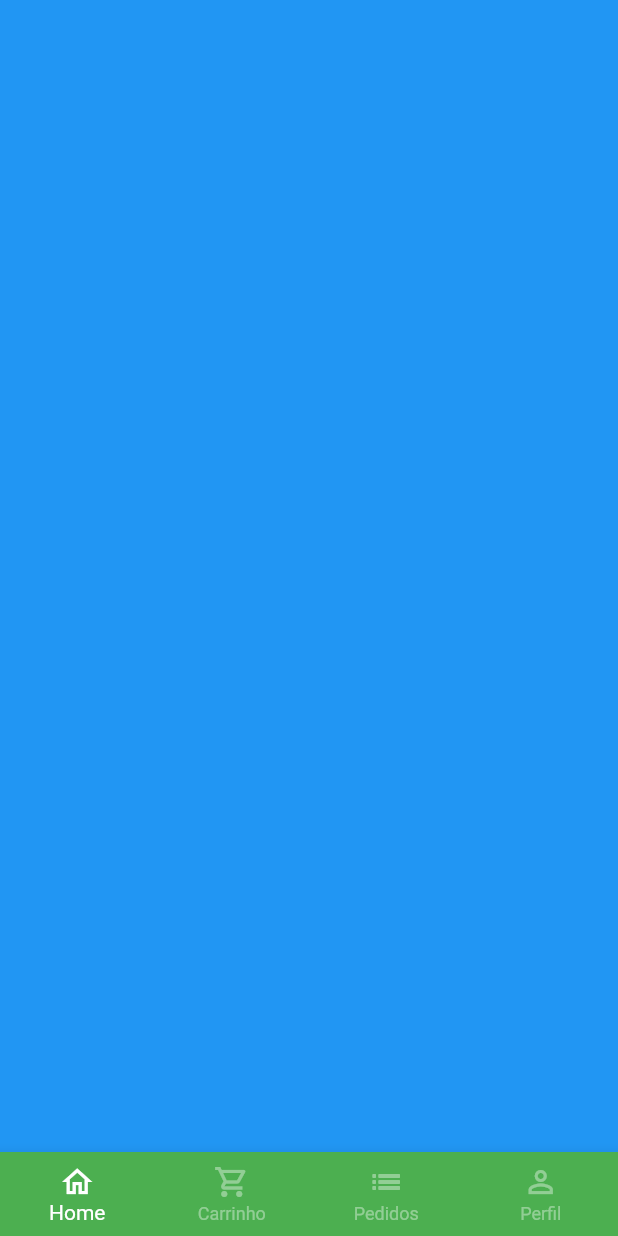
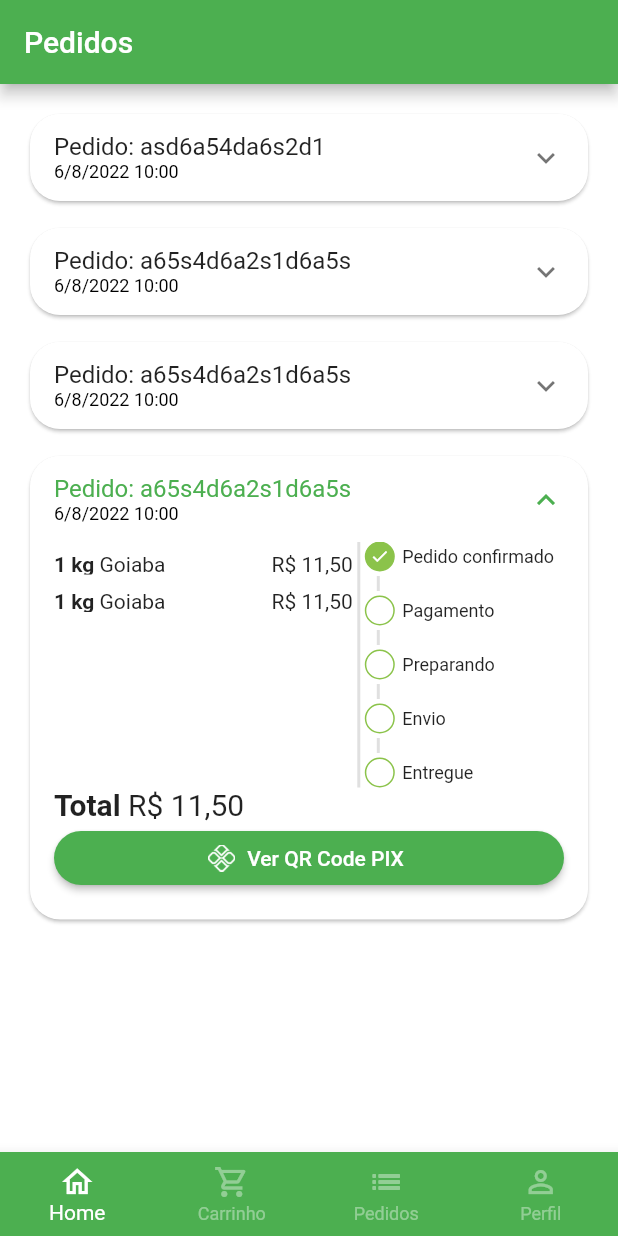
Before and after one commit to WevertonCouto/GreenGrocer-App, a Flutter app: the BaseScreen screen opened directly, swiped to page 3, on a phone screen of 412 x 824 dp. Run offline on Flutter 3.47's test engine with Material 2 defaults, Android fonts, the phone set to English and light mode, and no system bars; our stand-ins replace animated_text_kit, badges, mask_text_input_formatter, qr_flutter.

Commit message:
add orders screen

```diff
--- a/lib/src/config/app_data.dart
+++ b/lib/src/config/app_data.dart
@@ -1,4 +1,5 @@
 import 'package:green_grocer/src/models/cart_item_model.dart';
+import 'package:green_grocer/src/models/order_model.dart';
 import 'package:green_grocer/src/models/user_model.dart';
 
 import '../models/item_model.dart';
@@ -81,3 +82,98 @@ UserModel userModel = UserModel(
     phone: '99 9 9999-9999',
     cpf: '999.999.999-38',
     password: 'teste');
+
+List<OrderModel> orders = [
+  OrderModel(
+    copyAndPaste: 'q1w2e3r4t5y6',
+    createdDateTime: DateTime.parse(
+      '2022-06-08 10:00:10.458',
+    ),
+    overdueDateTime: DateTime.parse(
+      '2022-06-08 11:00:10.458',
+    ),
+    id: 'asd6a54da6s2d1',
+    status: 'refunded',
+    total: 11.0,
+    items: [
+      CartItemModel(
+        item: apple,
+        quantity: 2,
+      ),
+      CartItemModel(
+        item: mango,
+        quantity: 2,
+      ),
+      CartItemModel(
+        item: guava,
+        quantity: 1,
+      ),
+    ],
+  ),
+  OrderModel(
+    copyAndPaste: 'q1w2e3r4t5y6',
+    createdDateTime: DateTime.parse(
+      '2022-06-08 10:00:10.458',
+    ),
+    overdueDateTime: DateTime.parse(
+      '2022-06-08 11:00:10.458',
+    ),
+    id: 'a65s4d6a2s1d6a5s',
+    status: 'delivered',
+    total: 11.5,
+    items: [
+      CartItemModel(
+        item: guava,
+        quantity: 1,
+      ),
+      CartItemModel(
+        item: guava,
+        quantity: 1,
+      ),
+    ],
+  ),
+  OrderModel(
+    copyAndPaste: 'q1w2e3r4t5y6',
+    createdDateTime: DateTime.parse(
+      '2022-06-08 10:00:10.458',
+    ),
+    overdueDateTime: DateTime.parse(
+      '2023-06-08 11:00:10.458',
+    ),
+    id: 'a65s4d6a2s1d6a5s',
+    status: 'delivered',
+    total: 11.5,
+    items: [
+      CartItemModel(
+        item: guava,
+        quantity: 1,
+      ),
+      CartItemModel(
+        item: guava,
+        quantity: 1,
+      ),
+    ],
+  ),
+  OrderModel(
+    copyAndPaste: 'q1w2e3r4t5y6',
+    createdDateTime: DateTime.parse(
+      '2022-06-08 10:00:10.458',
+    ),
+    overdueDateTime: DateTime.parse(
+      '2023-06-08 11:00:10.458',
+    ),
+    id: 'a65s4d6a2s1d6a5s',
+    status: 'pending_payment',
+    total: 11.5,
+    items: [
+      CartItemModel(
+        item: guava,
+        quantity: 1,
+      ),
+      CartItemModel(
+        item: guava,
+        quantity: 1,
+      ),
+    ],
+  )
+];
--- /dev/null
+++ b/lib/src/models/order_model.dart
@@ -0,0 +1,21 @@
+import 'package:green_grocer/src/models/cart_item_model.dart';
+
+class OrderModel {
+  String id;
+  DateTime createdDateTime;
+  DateTime overdueDateTime;
+  List<CartItemModel> items;
+  String status;
+  String copyAndPaste;
+  double total;
+
+  OrderModel({
+    required this.id,
+    required this.createdDateTime,
+    required this.overdueDateTime,
+    required this.items,
+    required this.status,
+    required this.copyAndPaste,
+    required this.total,
+  });
+}
--- a/lib/src/pages/base/base_screen.dart
+++ b/lib/src/pages/base/base_screen.dart
@@ -1,6 +1,7 @@
 import 'package:flutter/material.dart';
 import 'package:green_grocer/src/pages/cart/cart_tab.dart';
 import 'package:green_grocer/src/pages/home/home_tab.dart';
+import 'package:green_grocer/src/pages/orders/orders_tab.dart';
 import 'package:green_grocer/src/pages/profile/profile_tab.dart';
 
 class BaseScreen extends StatefulWidget {
@@ -20,13 +21,11 @@ class _BaseScreenState extends State<BaseScreen> {
       body: PageView(
         physics: const NeverScrollableScrollPhysics(),
         controller: pageController,
-        children: [
-          const HomeTab(),
-          const CartTab(),
-          Container(
-            color: Colors.blue,
-          ),
-          const ProfileTab(),
+        children: const [
+          HomeTab(),
+          CartTab(),
+          OrdersTab(),
+          ProfileTab(),
         ],
       ),
       bottomNavigationBar: BottomNavigationBar(
--- a/lib/src/pages/cart/cart_tab.dart
+++ b/lib/src/pages/cart/cart_tab.dart
@@ -5,6 +5,8 @@ import 'package:green_grocer/src/config/custom_colors.dart';
 import 'package:green_grocer/src/models/cart_item_model.dart';
 import 'package:green_grocer/src/pages/cart/components/cart_tile.dart';
 import 'package:green_grocer/src/services/utils_services.dart';
+
+import '../common_widgets/payment_dialog.dart';
 
 class CartTab extends StatefulWidget {
   const CartTab({super.key});
@@ -85,8 +87,11 @@ class _CartTabState extends State<CartTab> {
                             borderRadius: BorderRadius.circular(18))),
                     onPressed: () async {
                       bool? result = await showOrderConfirmation();
-                      if (kDebugMode) {
-                        print(result);
+                      if (result == true) {
+                        showDialog(
+                          context: context,
+                          builder: (_) => PaymentDialog(order: orders[0]),
+                        );
                       }
                     },
                     child: const Text(
--- /dev/null
+++ b/lib/src/pages/common_widgets/payment_dialog.dart
@@ -0,0 +1,89 @@
+import 'package:flutter/material.dart';
+import 'package:green_grocer/src/models/order_model.dart';
+import 'package:green_grocer/src/services/utils_services.dart';
+import 'package:qr_flutter/qr_flutter.dart';
+
+class PaymentDialog extends StatelessWidget {
+  final OrderModel order;
+
+  const PaymentDialog({super.key, required this.order});
+
+  @override
+  Widget build(BuildContext context) {
+    return Dialog(
+        shape: RoundedRectangleBorder(
+          borderRadius: BorderRadius.circular(20),
+        ),
+        child: Stack(
+          alignment: Alignment.center,
+          children: [
+            // content
+            Padding(
+              padding: const EdgeInsets.all(8),
+              child: Column(
+                mainAxisSize: MainAxisSize.min,
+                children: [
+                  // title
+                  const Padding(
+                    padding: EdgeInsets.symmetric(vertical: 10),
+                    child: Text(
+                      'Pagamento com PIX',
+                      style: TextStyle(
+                        fontWeight: FontWeight.bold,
+                        fontSize: 18,
+                      ),
+                    ),
+                  ),
+                  // qr code
+                  QrImage(
+                    data: '123123',
+                    version: QrVersions.auto,
+                    size: 200,
+                  ),
+                  // due date
+                  Text(
+                    'Vencimento: ${UtilsServices.formatDateTime(order.overdueDateTime)}',
+                    style: const TextStyle(fontSize: 12),
+                  ),
+                  // total
+                  Text(
+                    'Total: ${UtilsServices.priceToCurrency(order.total)}',
+                    style: const TextStyle(
+                      fontSize: 17,
+                      fontWeight: FontWeight.bold,
+                    ),
+                  ),
+                  // copy and paste btn
+                  OutlinedButton.icon(
+                    style: OutlinedButton.styleFrom(
+                        shape: RoundedRectangleBorder(
+                            borderRadius: BorderRadius.circular(20)),
+                        side: const BorderSide(width: 2, color: Colors.green)),
+                    onPressed: () {},
+                    icon: const Icon(
+                      Icons.copy,
+                      size: 15,
+                    ),
+                    label: const Text(
+                      'Copiar código PIX',
+                      style: TextStyle(fontSize: 13),
+                    ),
+                  )
+                ],
+              ),
+            ),
+            // top close btn
+            Positioned(
+              top: 0,
+              right: 0,
+              child: IconButton(
+                onPressed: () {
+                  Navigator.of(context).pop();
+                },
+                icon: const Icon(Icons.close),
+              ),
+            )
+          ],
+        ));
+  }
+}
--- /dev/null
+++ b/lib/src/pages/orders/components/order_status_widget.dart
@@ -0,0 +1,121 @@
+import 'package:flutter/material.dart';
+import 'package:green_grocer/src/config/custom_colors.dart';
+
+class OrderStatusWidget extends StatelessWidget {
+  final String status;
+  final bool isOverdue;
+
+  final Map<String, int> allStatus = <String, int>{
+    'pending_payment': 0,
+    'refunded': 1,
+    'paid': 2,
+    'preparing_purchase': 3,
+    'shipping': 4,
+    'delivered': 5,
+  };
+
+  int get currentStatus => allStatus[status]!;
+
+  OrderStatusWidget({
+    super.key,
+    required this.status,
+    required this.isOverdue,
+  });
+
+  @override
+  Widget build(BuildContext context) {
+    return Column(
+      crossAxisAlignment: CrossAxisAlignment.start,
+      children: [
+        const _StatusDot(
+          isActive: true,
+          title: 'Pedido confirmado',
+        ),
+        const _CustomDivider(),
+        if (currentStatus == 1) ...[
+          const _StatusDot(
+            isActive: true,
+            title: 'Pix estornado',
+            backgroundColor: Colors.orange,
+          ),
+        ] else if (isOverdue) ...[
+          const _StatusDot(
+            isActive: true,
+            title: 'Pagamento pix vencido',
+            backgroundColor: Colors.red,
+          ),
+        ] else ...[
+          _StatusDot(isActive: currentStatus >= 2, title: 'Pagamento'),
+          const _CustomDivider(),
+          _StatusDot(isActive: currentStatus >= 3, title: 'Preparando'),
+          const _CustomDivider(),
+          _StatusDot(isActive: currentStatus >= 4, title: 'Envio'),
+          const _CustomDivider(),
+          _StatusDot(isActive: currentStatus == 5, title: 'Entregue'),
+        ]
+      ],
+    );
+  }
+}
+
+class _CustomDivider extends StatelessWidget {
+  const _CustomDivider();
+
+  @override
+  Widget build(BuildContext context) {
+    return Container(
+      margin: const EdgeInsets.symmetric(horizontal: 8, vertical: 3),
+      height: 10,
+      width: 2,
+      color: Colors.grey.shade300,
+    );
+  }
+}
+
+class _StatusDot extends StatelessWidget {
+  final bool isActive;
+  final String title;
+  final Color? backgroundColor;
+
+  const _StatusDot(
+      {required this.isActive, required this.title, this.backgroundColor});
+
+  @override
+  Widget build(BuildContext context) {
+    return Row(
+      children: [
+        // dot
+        Container(
+          alignment: Alignment.center,
+          height: 20,
+          width: 20,
+          decoration: BoxDecoration(
+            shape: BoxShape.circle,
+            border: Border.all(
+              color: CustomColors.customSwatchColor,
+            ),
+            color: isActive
+                ? backgroundColor ?? CustomColors.customSwatchColor
+                : Colors.transparent,
+          ),
+          child: isActive
+              ? const Icon(
+                  Icons.check,
+                  color: Colors.white,
+                  size: 13,
+                )
+              : const SizedBox.shrink(),
+        ),
+        const SizedBox(
+          width: 5,
+        ),
+        // title
+        Expanded(
+            child: Text(
+          title,
+          style: const TextStyle(fontSize: 12),
+        ))
+      ],
+    );
+  }
+}
--- /dev/null
+++ b/lib/src/pages/orders/components/order_tile.dart
@@ -0,0 +1,144 @@
+import 'package:flutter/material.dart';
+import 'package:green_grocer/src/models/cart_item_model.dart';
+import 'package:green_grocer/src/models/order_model.dart';
+import 'package:green_grocer/src/pages/common_widgets/payment_dialog.dart';
+import 'package:green_grocer/src/services/utils_services.dart';
+
+import 'order_status_widget.dart';
+
+class OrderTile extends StatelessWidget {
+  final OrderModel order;
+
+  const OrderTile({
+    super.key,
+    required this.order,
+  });
+
+  @override
+  Widget build(BuildContext context) {
+    return Card(
+      shape: RoundedRectangleBorder(
+        borderRadius: BorderRadius.circular(20),
+      ),
+      child: Theme(
+        data: Theme.of(context).copyWith(dividerColor: Colors.transparent),
+        child: ExpansionTile(
+          initiallyExpanded: order.status == 'pending_payment',
+          title: Column(
+            mainAxisSize: MainAxisSize.min,
+            crossAxisAlignment: CrossAxisAlignment.start,
+            children: [
+              Text('Pedido: ${order.id}'),
+              Text(
+                UtilsServices.formatDateTime(order.createdDateTime),
+                style: const TextStyle(fontSize: 12, color: Colors.black),
+              ),
+            ],
+          ),
+          childrenPadding: const EdgeInsets.fromLTRB(16, 0, 16, 16),
+          expandedCrossAxisAlignment: CrossAxisAlignment.stretch,
+          children: [
+            IntrinsicHeight(
+              child: Row(
+                children: [
+                  // product list
+                  Expanded(
+                      flex: 3,
+                      child: SizedBox(
+                        height: 150,
+                        child: ListView(
+                          children: order.items.map<Widget>((orderItem) {
+                            return SizedBox(
+                              height: 25,
+                              child: _OrderItemWidget(
+                                orderItem: orderItem,
+                              ),
+                            );
+                          }).toList(),
+                        ),
+                      )),
+                  //divider
+                  VerticalDivider(
+                    color: Colors.grey.shade300,
+                    thickness: 2,
+                    width: 8,
+                  ),
+                  // order status
+                  Expanded(
+                      flex: 2,
+                      child: OrderStatusWidget(
+                        status: order.status,
+                        isOverdue:
+                            order.overdueDateTime.isBefore(DateTime.now()),
+                      )),
+                ],
+              ),
+            ),
+            // total
+            Text.rich(
+              TextSpan(
+                style: const TextStyle(fontSize: 20),
+                children: [
+                  const TextSpan(
+                    text: 'Total ',
+                    style: TextStyle(
+                      fontWeight: FontWeight.bold,
+                    ),
+                  ),
+                  TextSpan(
+                    text: UtilsServices.priceToCurrency(order.total),
+                  ),
+                ],
+              ),
+            ),
+            // payment btn
+            Visibility(
+              visible: order.status == 'pending_payment',
+              child: ElevatedButton.icon(
+                style: ElevatedButton.styleFrom(
+                  shape: RoundedRectangleBorder(
+                    borderRadius: BorderRadius.circular(20),
+                  ),
+                ),
+                onPressed: () {
+                  showDialog(
+                    context: context,
+                    builder: (_) => PaymentDialog(order: order),
+                  );
+                },
+                icon: Image.asset(
+                  'assets/app_images/pix.png',
+                  height: 18,
+                ),
+                label: const Text('Ver QR Code PIX'),
+              ),
+            ),
+          ],
+        ),
+      ),
+    );
+  }
+}
+
+class _OrderItemWidget extends StatelessWidget {
+  final CartItemModel orderItem;
+
+  const _OrderItemWidget({Key? key, required this.orderItem}) : super(key: key);
+
+  @override
+  Widget build(BuildContext context) {
+    return Padding(
+      padding: const EdgeInsets.only(bottom: 10),
+      child: Row(
+        children: [
+          Text(
+            '${orderItem.quantity} ${orderItem.item.unit} ',
+            style: const TextStyle(fontWeight: FontWeight.bold),
+          ),
+          Expanded(child: Text(orderItem.item.itemName)),
+          Text(UtilsServices.priceToCurrency(orderItem.totalPrice()))
+        ],
+      ),
+    );
+  }
+}
--- /dev/null
+++ b/lib/src/pages/orders/orders_tab.dart
@@ -0,0 +1,29 @@
+import 'package:flutter/material.dart';
+import 'package:green_grocer/src/config/app_data.dart';
+import 'package:green_grocer/src/pages/orders/components/order_tile.dart';
+
+class OrdersTab extends StatelessWidget {
+  const OrdersTab({super.key});
+
+  @override
+  Widget build(BuildContext context) {
+    return Scaffold(
+      appBar: AppBar(
+        title: const Text('Pedidos'),
+      ),
+      body: ListView.separated(
+        padding: const EdgeInsets.all(16),
+        physics: const BouncingScrollPhysics(),
+        separatorBuilder: (_, index) => const SizedBox(
+          height: 10,
+        ),
+        itemBuilder: (context, index) {
+          return OrderTile(
+            order: orders[index],
+          );
+        },
+        itemCount: orders.length,
+      ),
+    );
+  }
+}
--- a/lib/src/pages/product/product_screen.dart
+++ b/lib/src/pages/product/product_screen.dart
@@ -36,7 +36,7 @@ class _ProductScreenState extends State<ProductScreen> {
               ),
               Expanded(
                   child: Padding(
-                padding: const EdgeInsets.all(32.0),
+                padding: const EdgeInsets.all(16.0),
                 child: Container(
                   decoration: BoxDecoration(
                       color: Colors.white,
@@ -46,9 +46,11 @@ class _ProductScreenState extends State<ProductScreen> {
                       boxShadow: [
                         BoxShadow(
                           color: Colors.grey.shade600,
-                          offset: const Offset(0, 2),
+                          // offset: const Offset(0, 2),
                         ),
                       ]),
+                  child: Padding(
+                    padding: const EdgeInsets.fromLTRB(16, 16, 16, 8),
                     child: Column(
                       crossAxisAlignment: CrossAxisAlignment.stretch,
                       children: [
@@ -66,7 +68,7 @@ class _ProductScreenState extends State<ProductScreen> {
                             ),
                             SizedBox(
                               height: 30,
-                            width: 70,
+                              width: 100,
                               child: QuantityWidget(
                                 suffixText: widget.item.unit,
                                 value: cartItemQuantity,
@@ -120,6 +122,7 @@ class _ProductScreenState extends State<ProductScreen> {
                       ],
                     ),
                   ),
+                ),
               ))
             ],
           ),
--- a/lib/src/services/utils_services.dart
+++ b/lib/src/services/utils_services.dart
@@ -1,3 +1,4 @@
+import 'package:intl/date_symbol_data_local.dart';
 import 'package:intl/intl.dart';
 
 class UtilsServices {
@@ -8,4 +9,10 @@ class UtilsServices {
     );
     return numberFormat.format(price);
   }
+
+  static String formatDateTime(DateTime dateTime) {
+    initializeDateFormatting();
+    DateFormat numberFormat = DateFormat.yMd().add_Hm();
+    return numberFormat.format(dateTime);
+  }
 }
--- a/pubspec.yaml
+++ b/pubspec.yaml
@@ -40,6 +40,7 @@ dependencies:
   mask_text_input_formatter: ^2.4.0
   badges: ^2.0.3
   intl: 0.17.0
+  qr_flutter: 4.0.0
 
 dev_dependencies:
   flutter_test:
@@ -65,7 +66,8 @@ flutter:
 
   # To add assets to your application, add an assets section, like this:
   assets:
-    - assets/
+    - assets/fruits/
+    - assets/app_images/
   #   - images/a_dot_ham.jpeg
 
   # An image asset can refer to one or more resolution-specific "variants", see
```
Also changed, not shown: assets/app_images/pix.png (added), pubspec.lock. Lines whose indentation alone changed are shown as unchanged.
